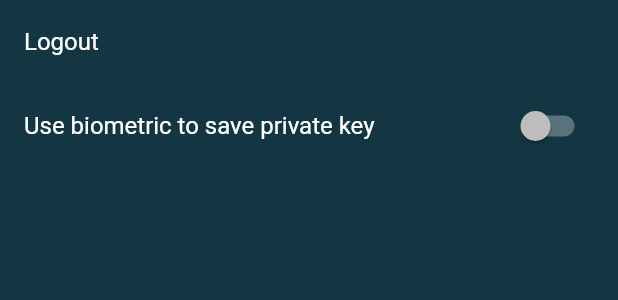
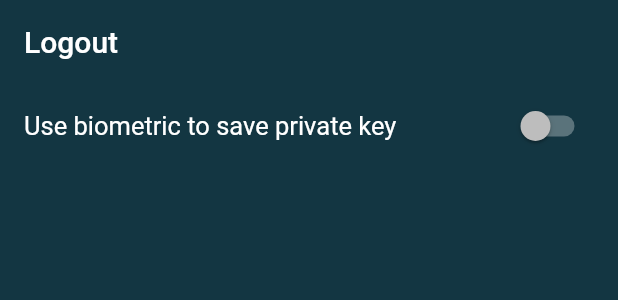
Before and after one commit to WisdomStoneWorshiper/chainvote, a Flutter app: the SettingPage widget shown alone on an empty page, opened directly, on a phone screen of 412 x 824 dp. Shown: the top 300 px of the screen. Run offline on Flutter 3.47's test engine with Material 2 defaults, Android fonts, the light colour scheme and no system bars; our stand-ins replace card_swiper, csv, dio, expandable, file_picker, flex_color_scheme and 8 more; missing offline and left inert: dart:ffi, eosdart; accounts and stored records are empty.

Commit message:
minor change to settings page

```diff
--- a/frontend/voting_mobile/lib/home/setting_page.dart
+++ b/frontend/voting_mobile/lib/home/setting_page.dart
@@ -88,13 +88,19 @@ class _SettingPageState extends State<SettingPage> with SharedDialog {
       child: ListView(
         children: [
           ListTile(
-            title: Text("Logout"),
+            title: Text(
+              "Logout",
+              style: TextStyle(fontSize: 20, fontWeight: FontWeight.w500),
+            ),
             onTap: () {
               _logoutHandler(context);
             },
           ),
           ListTile(
-            title: Text("Use biometric to save private key"),
+            title: Text(
+              "Use biometric to save private key",
+              style: TextStyle(fontSize: 17, fontWeight: FontWeight.w400),
+            ),
             trailing: Switch(
               value: _isBio,
               onChanged: (bool) async {
```
